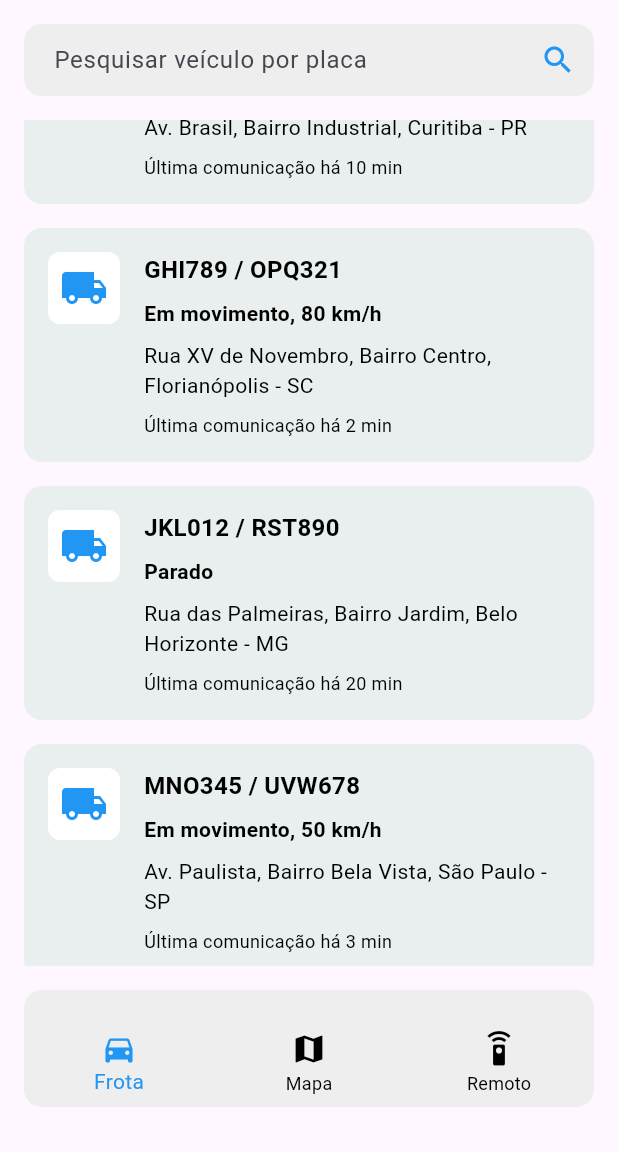
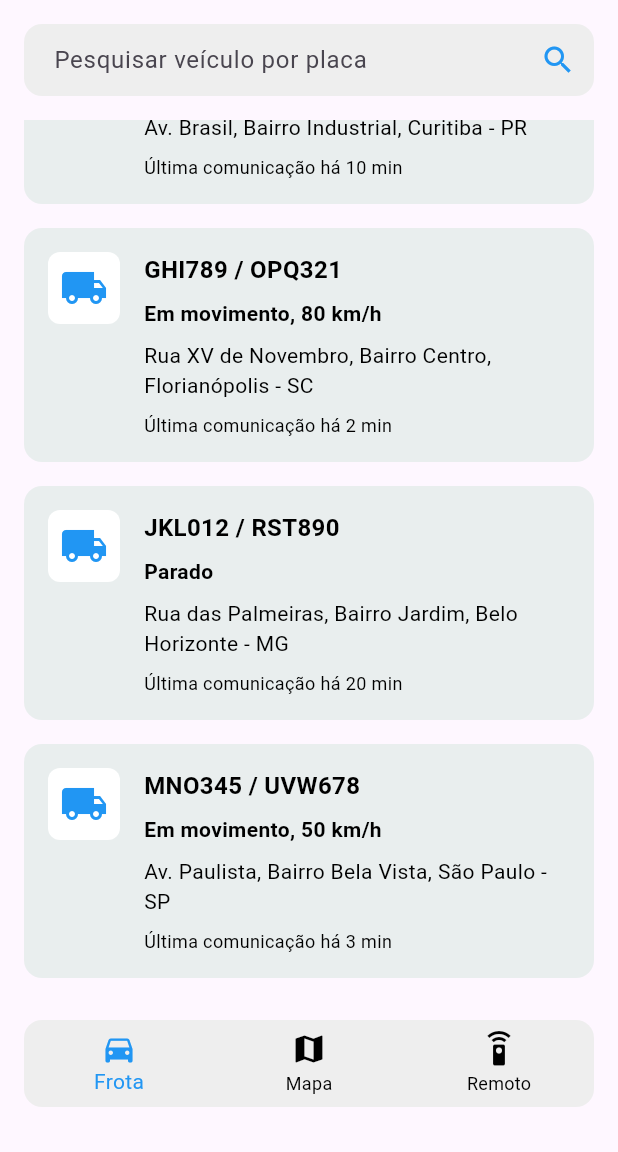
Before and after one commit to kevinwsouza/gio_pvt_project, a Flutter app: the HomeScreenPage screen opened by its route, scrolled down 424 dp, on a phone screen of 412 x 824 dp, the part 84-1236 px from its top. Run offline on Flutter 3.47's test engine with Material 3 defaults, Android fonts, the phone set to English and light mode, and no system bars; our stand-ins replace flutter_bloc, flutter_svg, go_router.

Commit message:
bottom menu navigation fix and logout details fix

```diff
--- a/lib/app/features/detail screen/presenter/pages/details_screen_page.dart
+++ b/lib/app/features/detail screen/presenter/pages/details_screen_page.dart
@@ -118,37 +118,6 @@ class DetailsScreenPage extends StatelessWidget {
           ],
         ),
       ),
-      bottomNavigationBar: Padding(
-        padding: const EdgeInsets.only(
-          bottom: 30.0,
-          left: 16.0,
-          right: 16.0,
-        ), // Espaçamento para "flutuar"
-        child: ClipRRect(
-          borderRadius: BorderRadius.circular(12.0), // Bordas arredondadas
-          child: BottomNavigationBar(
-            type: BottomNavigationBarType.fixed, // Centraliza os ícones e textos
-            selectedItemColor: Colors.blue, // Cor do texto e ícone selecionados
-            unselectedItemColor: Colors.black, // Cor do texto e ícone não selecionados
-            backgroundColor: const Color(0xFFEEEEEE), // Mesma cor do campo de busca
-            elevation: 0, // Remove a sombra padrão
-            items: const [
-              BottomNavigationBarItem(
-                icon: Icon(Icons.directions_car),
-                label: 'Frota',
-              ),
-              BottomNavigationBarItem(
-                icon: Icon(Icons.map),
-                label: 'Mapa',
-              ),
-              BottomNavigationBarItem(
-                icon: Icon(Icons.settings_remote),
-                label: 'Remoto',
-              ),
-            ],
-          ),
-        ),
-      ),
     );
   }
 }
--- a/lib/app/features/home screen/presenter/pages/home_screen_page.dart
+++ b/lib/app/features/home screen/presenter/pages/home_screen_page.dart
@@ -1,7 +1,7 @@
 import 'package:flutter/material.dart';
+import 'package:frotalog_gestor_v2/app/shared/components/custom_app_bar.dart';
 import 'package:frotalog_gestor_v2/app/shared/mocks/vehicle_model.dart';
 
-import '../../../../shared/components/custom_app_bar.dart';
 import '../../../../shared/components/frota_card.dart';
 import '../../../../shared/mocks/vehicle_service.dart';
 import '../../../detail screen/presenter/pages/details_screen_page.dart';
@@ -15,8 +15,7 @@ class HomeScreenPage extends StatefulWidget {
 
 class _HomeScreenPageState extends State<HomeScreenPage> {
   final TextEditingController _searchController = TextEditingController();
-  final VehicleService _vehicleService =
-      VehicleService(); // Instância do serviço
+  final VehicleService _vehicleService = VehicleService(); // Instância do serviço
   List<Vehicle> _filteredItems = []; // Lista filtrada
   List<Vehicle> _allItems = []; // Lista completa
   int _currentIndex = 0; // Índice da aba selecionada
@@ -38,12 +37,10 @@ class _HomeScreenPageState extends State<HomeScreenPage> {
   void _filterItems(String query) {
     setState(() {
       if (query.isEmpty) {
-        _filteredItems =
-            _allItems; // Mostra todos os itens se a busca estiver vazia
+        _filteredItems = _allItems; // Mostra todos os itens se a busca estiver vazia
       } else {
         _filteredItems = _allItems
-            .where((item) =>
-                item.title.toLowerCase().contains(query.toLowerCase()))
+            .where((item) => item.title.toLowerCase().contains(query.toLowerCase()))
             .toList(); // Filtra os itens que contêm o texto digitado
       }
     });
@@ -53,23 +50,76 @@ class _HomeScreenPageState extends State<HomeScreenPage> {
     setState(() {
       _currentIndex = index;
     });
-
-    // Navegação para outras telas
-    if (index == 1) {
-      // Navegar para a tela de Mapa
-      //Navigator.pushNamed(context, '/map');
-    } else if (index == 2) {
-      // Navegar para a tela de Remoto
-      //Navigator.pushNamed(context, '/remote');
-    }
   }
 
   @override
   Widget build(BuildContext context) {
     return Scaffold(
-      appBar: const CustomAppBar(
-        showBackButton: false, // Mostra o botão de voltar
-        showLogoutButton: true, // Mostra o botão de logout
+      body: IndexedStack(
+        index: _currentIndex,
+        children: [
+          _buildFleetNavigator(), // Aba "Frota" com navegação interna
+          _buildMapScreen(), // Aba "Mapa"
+          _buildRemoteScreen(), // Aba "Remoto"
+        ],
+      ),
+      bottomNavigationBar: Padding(
+        padding: const EdgeInsets.only(
+          bottom: 30.0,
+          left: 16.0,
+          right: 16.0,
+        ), // Espaçamento para "flutuar"
+        child: ClipRRect(
+          borderRadius: BorderRadius.circular(12.0), // Bordas arredondadas
+          child: BottomNavigationBar(
+            type: BottomNavigationBarType.fixed, // Centraliza os ícones e textos
+            currentIndex: _currentIndex, // Define o índice selecionado
+            onTap: _onTabTapped, // Chama a função ao tocar em uma aba
+            selectedItemColor: Colors.blue, // Cor do texto e ícone selecionados
+            unselectedItemColor: Colors.black, // Cor do texto e ícone não selecionados
+            backgroundColor: const Color(0xFFEEEEEE), // Mesma cor do campo de busca
+            elevation: 0, // Remove a sombra padrão
+            items: const [
+              BottomNavigationBarItem(
+                icon: Icon(Icons.directions_car),
+                label: 'Frota',
+              ),
+              BottomNavigationBarItem(
+                icon: Icon(Icons.map),
+                label: 'Mapa',
+              ),
+              BottomNavigationBarItem(
+                icon: Icon(Icons.settings_remote),
+                label: 'Remoto',
+              ),
+            ],
+          ),
+        ),
+      ),
+    );
+  }
+
+  Widget _buildFleetNavigator() {
+    return Navigator(
+      onGenerateRoute: (settings) {
+        if (settings.name == '/details') {
+          final vehicle = settings.arguments as Vehicle;
+          return MaterialPageRoute(
+            builder: (context) => DetailsScreenPage(vehicle: vehicle),
+          );
+        }
+        return MaterialPageRoute(
+          builder: (context) => _buildFleetScreen(),
+        );
+      },
+    );
+  }
+
+  Widget _buildFleetScreen() {
+    return Scaffold(
+      appBar: CustomAppBar(
+        showBackButton: false,
+        showLogoutButton: true,
       ),
       body: Padding(
         padding: const EdgeInsets.all(16.0),
@@ -81,18 +131,15 @@ class _HomeScreenPageState extends State<HomeScreenPage> {
               onChanged: _filterItems, // Chama o filtro ao digitar
               decoration: InputDecoration(
                 hintText: 'Pesquisar veículo por placa',
-                suffixIcon: const Icon(Icons.search,
-                    color: Colors.blue), // Ícone azul no final
+                suffixIcon: const Icon(Icons.search, color: Colors.blue), // Ícone azul no final
                 filled: true, // Preenche o fundo do campo
-                fillColor: const Color(
-                    0xFFEEEEEE), // Cinza um pouco mais escuro para o fundo
+                fillColor: const Color(0xFFEEEEEE), // Cinza um pouco mais escuro para o fundo
                 border: OutlineInputBorder(
                   borderRadius: BorderRadius.circular(12.0),
                   borderSide: BorderSide.none, // Remove a borda
                 ),
                 contentPadding: const EdgeInsets.symmetric(
-                    vertical: 12.0,
-                    horizontal: 16.0), // Ajusta o espaçamento interno
+                    vertical: 12.0, horizontal: 16.0), // Ajusta o espaçamento interno
               ),
             ),
             const SizedBox(height: 16),
@@ -111,12 +158,9 @@ class _HomeScreenPageState extends State<HomeScreenPage> {
                         final vehicle = _filteredItems[index];
                         return GestureDetector(
                           onTap: () {
-                            Navigator.push(
-                              context,
-                              MaterialPageRoute(
-                                builder: (context) =>
-                                    DetailsScreenPage(vehicle: vehicle),
-                              ),
+                            Navigator.of(context).pushNamed(
+                              '/details',
+                              arguments: vehicle,
                             );
                           },
                           child: FrotaCard(
@@ -133,48 +177,29 @@ class _HomeScreenPageState extends State<HomeScreenPage> {
           ],
         ),
       ),
-      bottomNavigationBar: Padding(
-        padding: const EdgeInsets.only(
-            bottom: 30.0,
-            left: 16.0,
-            right: 16.0), // Espaçamento para "flutuar"
-        child: ClipRRect(
-          borderRadius: BorderRadius.circular(12.0), // Bordas arredondadas
-          child: Container(
-            color: const Color(0xFFEEEEEE), // Mesma cor do campo de busca
-            padding: const EdgeInsets.only(
-                top: 20.0,
-                bottom:
-                    0.0), // Ajusta o espaço interno acima e abaixo dos ícones
-            child: BottomNavigationBar(
-              type: BottomNavigationBarType
-                  .fixed, // Centraliza os ícones e textos
-              currentIndex: _currentIndex, // Define o índice selecionado
-              onTap: _onTabTapped, // Chama a função ao tocar em uma aba
-              selectedItemColor:
-                  Colors.blue, // Cor do texto e ícone selecionados
-              unselectedItemColor:
-                  Colors.black, // Cor do texto e ícone não selecionados
-              backgroundColor: Colors
-                  .transparent, // Fundo transparente para o Container controlar a cor
-              elevation: 0, // Remove a sombra padrão
-              items: const [
-                BottomNavigationBarItem(
-                  icon: Icon(Icons.directions_car),
-                  label: 'Frota',
-                ),
-                BottomNavigationBarItem(
-                  icon: Icon(Icons.map),
-                  label: 'Mapa',
-                ),
-                BottomNavigationBarItem(
-                  icon: Icon(Icons.settings_remote),
-                  label: 'Remoto',
-                ),
-              ],
-            ),
-          ),
-        ),
+    );
+  }
+
+  Widget _buildMapScreen() {
+    return Scaffold(
+      appBar: AppBar(
+        title: const Text('Mapa'),
+        centerTitle: true,
+      ),
+      body: const Center(
+        child: Text('Conteúdo da aba Mapa'),
+      ),
+    );
+  }
+
+  Widget _buildRemoteScreen() {
+    return Scaffold(
+      appBar: AppBar(
+        title: const Text('Remoto'),
+        centerTitle: true,
+      ),
+      body: const Center(
+        child: Text('Conteúdo da aba Remoto'),
       ),
     );
   }
--- a/lib/app/shared/components/custom_app_bar.dart
+++ b/lib/app/shared/components/custom_app_bar.dart
@@ -4,11 +4,13 @@ import 'package:go_router/go_router.dart';
 class CustomAppBar extends StatelessWidget implements PreferredSizeWidget {
   final bool showBackButton; // Controla o botão de voltar
   final bool showLogoutButton; // Controla o botão de logout
+  final VoidCallback? onBackButtonPressed; // Callback para o botão de voltar
 
   const CustomAppBar({
     super.key,
     this.showBackButton = false,
     this.showLogoutButton = false,
+    this.onBackButtonPressed, // Adiciona o callback para o botão de voltar
   });
 
   @override
@@ -22,16 +24,14 @@ class CustomAppBar extends StatelessWidget implements PreferredSizeWidget {
       ),
       leading: showBackButton
           ? IconButton(
-              icon: const Icon(Icons.arrow_back, color: Colors.blue,),
-              onPressed: () {
-                Navigator.of(context).pop(); // Volta para a tela anterior
-              },
+              icon: const Icon(Icons.arrow_back, color: Colors.blue),
+              onPressed: onBackButtonPressed ?? () => Navigator.of(context).pop(),
             )
           : null,
       actions: [
         if (showLogoutButton)
           IconButton(
-            icon: const Icon(Icons.logout, color: Colors.blue,),
+            icon: const Icon(Icons.logout, color: Colors.blue),
             onPressed: () {
               context.go('/login'); // Navega para a tela de login
             },
--- a/lib/app/shared/components/frota_details_card.dart
+++ b/lib/app/shared/components/frota_details_card.dart
@@ -68,12 +68,12 @@ class FrotaCardDetails extends StatelessWidget {
               crossAxisAlignment: CrossAxisAlignment.start,
               children: [
                 Text(
-                  addressParts[0], // Primeira parte do endereço
+                  addressParts[0].trim(), // Primeira parte do endereço
                   style: const TextStyle(fontSize: 14.0, color: Colors.black),
                 ),
                 if (addressParts.length > 1)
                   Text(
-                    addressParts.sublist(1).join(','), // Resto do endereço
+                    addressParts.sublist(1).join(',').trim(), // Resto do endereço
                     style: const TextStyle(fontSize: 14.0, color: Colors.black),
                   ),
               ],
```
